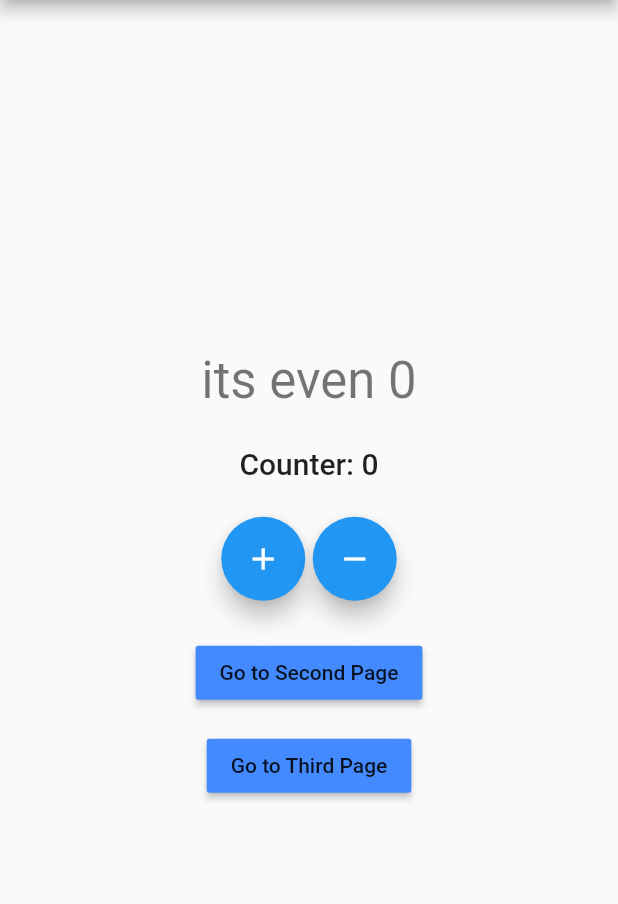
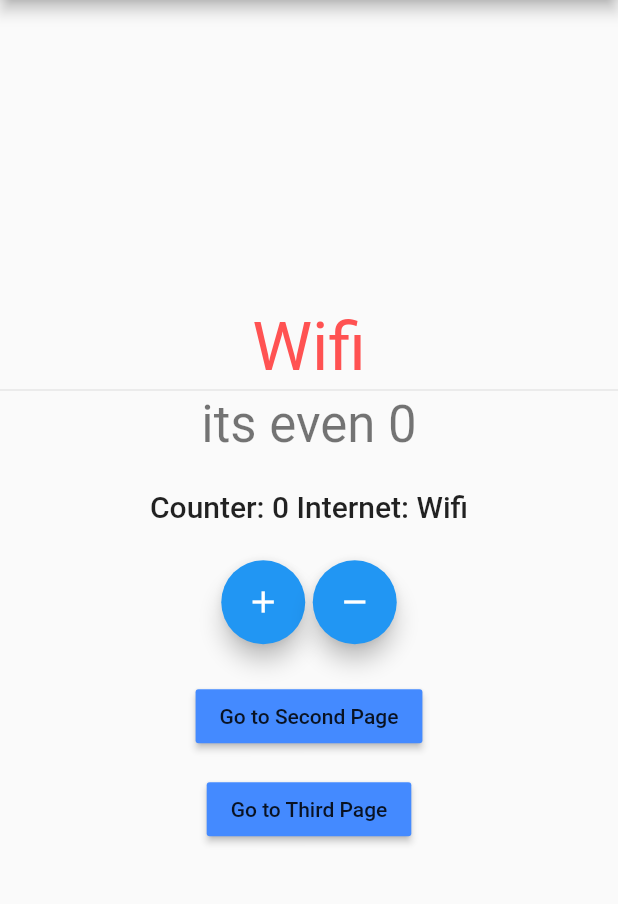
Before and after one commit to Shahrin04/Counter_App_Bloc, a Flutter app: the screen it shows after launch, on a phone screen of 412 x 824 dp, the part 84-988 px from its top. Run offline on Flutter 3.47's test engine with Material 2 defaults, Android fonts, the phone set to English and light mode, and no system bars; our stand-ins replace bloc, connectivity_plus, equatable, flutter_bloc, hydrated_bloc.

```diff
--- a/lib/Logic/cubit/internet_state.dart
+++ b/lib/Logic/cubit/internet_state.dart
@@ -10,6 +10,8 @@ class InternetConnected extends InternetState {
 
   InternetConnected({@required this.connectionType});
 
+  @override
+  String toString() => 'InternetConnected(connectionType: $connectionType)';
 }
 
 class InternetDisconnected extends InternetState {}
--- a/lib/Logic/cubit/settings_state.dart
+++ b/lib/Logic/cubit/settings_state.dart
@@ -25,7 +25,8 @@ class SettingsState extends Equatable {
 
   String toJson() => jsonEncode(toMap());
 
-  factory SettingsState.fromJson(String source) => SettingsState.fromMap(jsonDecode(source));
+  factory SettingsState.fromJson(String source) =>
+      SettingsState.fromMap(jsonDecode(source));
 
   factory SettingsState.fromMap(Map<String, dynamic> map) {
     return SettingsState(
@@ -33,4 +34,8 @@ class SettingsState extends Equatable {
       emailNotification: map['emailNotification'] as bool,
     );
   }
+
+  @override
+  String toString() =>
+      'SettingsState(appNotification: $appNotification, emailNotification: $emailNotification)';
 }
--- a/lib/Presentation/Screen/home_screen.dart
+++ b/lib/Presentation/Screen/home_screen.dart
@@ -3,6 +3,7 @@ import 'package:bloc_tut/Logic/cubit/counter_cubit.dart';
 import 'package:bloc_tut/Logic/cubit/internet_cubit.dart';
 import 'package:bloc_tut/Presentation/Screen/second_page.dart';
 import 'package:bloc_tut/Presentation/Screen/third_page.dart';
+import 'package:connectivity_plus/connectivity_plus.dart';
 import 'package:flutter/material.dart';
 import 'package:flutter_bloc/flutter_bloc.dart';
 
@@ -19,17 +20,62 @@ class HomeScreen extends StatefulWidget {
 class _HomeScreenState extends State<HomeScreen> {
   @override
   Widget build(BuildContext context) {
-    return Scaffold(
+    return BlocListener<InternetCubit, InternetState>(
+      listener: (context, state) {
+        if(state is InternetConnected && state.connectionType == ConnectionType.wifi){
+          BlocProvider.of<CounterCubit>(context).increment();
+        }else if(state is InternetConnected && state.connectionType == ConnectionType.mobile){
+          BlocProvider.of<CounterCubit>(context).decrement();
+        }
+      },
+      child: Scaffold(
         appBar: AppBar(
           title: Text(widget.title),
           actions: [
-          IconButton(icon: Icon(Icons.settings), onPressed: () => Navigator.pushNamed(context, '/settings')),
+            IconButton(
+                icon: Icon(Icons.settings),
+                onPressed: () => Navigator.pushNamed(context, '/settings')),
           ],
         ),
         body: Center(
           child: Column(
             mainAxisAlignment: MainAxisAlignment.center,
             children: <Widget>[
+              BlocBuilder<InternetCubit, InternetState>(
+                  builder: (context, state) {
+                if (state is InternetConnected &&
+                    state.connectionType == ConnectionType.wifi) {
+                  return Text(
+                    'Wifi',
+                    style: Theme.of(context)
+                        .textTheme
+                        .headline3
+                        .copyWith(color: Colors.redAccent),
+                  );
+                } else if (state is InternetConnected &&
+                    state.connectionType == ConnectionType.mobile) {
+                  return Text(
+                    'Mobile',
+                    style: Theme.of(context)
+                        .textTheme
+                        .headline3
+                        .copyWith(color: Colors.red),
+                  );
+                } else if (state is InternetDisconnected) {
+                  return Text(
+                    'Disconnected',
+                    style: Theme.of(context)
+                        .textTheme
+                        .headline3
+                        .copyWith(color: Colors.grey),
+                  );
+                }
+
+                return CircularProgressIndicator();
+              }),
+              Divider(
+                height: 5,
+              ),
               BlocConsumer<CounterCubit, CounterState>(
                 listener: (context, state) {
                   if (state.wasIncremented == true) {
@@ -72,12 +118,31 @@ class _HomeScreenState extends State<HomeScreen> {
               ),
               Builder(
                 builder: (context) {
-                final counterValue = context
-                    .select((CounterCubit cubit) => cubit.state.counterValue);
+                  final counterState = context.watch<CounterCubit>().state;
+                  final internetState = context.watch<InternetCubit>().state;
+
+                  if (internetState is InternetConnected &&
+                      internetState.connectionType == ConnectionType.wifi) {
                     return Text(
-                  'Counter: ${counterValue.toString()}',
+                      'Counter: ${counterState.counterValue.toString()}' + ' Internet: Wifi',
                       style: Theme.of(context).textTheme.headline6,
                     );
+                  } else if (internetState is InternetConnected &&
+                      internetState.connectionType == ConnectionType.mobile) {
+                    return Text(
+                      'Counter: ${counterState.counterValue.toString()}' +
+                          ' Internet: Mobile',
+                      style: Theme.of(context).textTheme.headline6,
+                    );
+                  } else if (internetState is InternetDisconnected) {
+                    return Text(
+                      'Counter: ${counterState.counterValue.toString()}' +
+                          ' Internet: Disconnected',
+                      style: Theme.of(context).textTheme.headline6,
+                    );
+                  }
+
+                  return Container();
                 },
               ),
               SizedBox(
@@ -88,6 +153,7 @@ class _HomeScreenState extends State<HomeScreen> {
                 mainAxisSize: MainAxisSize.min,
                 children: [
                   FloatingActionButton(
+                    heroTag: Text('${widget.title}'),
                     onPressed: () {
                       BlocProvider.of<CounterCubit>(context).increment();
                     },
@@ -98,6 +164,7 @@ class _HomeScreenState extends State<HomeScreen> {
                     width: 5,
                   ),
                   FloatingActionButton(
+                    heroTag: Text('${widget.title} 2nd'),
                     onPressed: () {
                       BlocProvider.of<CounterCubit>(context).decrement();
                     },
@@ -129,6 +196,7 @@ class _HomeScreenState extends State<HomeScreen> {
             ],
           ),
         ), // This trailing comma makes auto-formatting nicer for build methods.
+      ),
     );
   }
 }
--- a/lib/Presentation/Screen/second_page.dart
+++ b/lib/Presentation/Screen/second_page.dart
@@ -72,6 +72,7 @@ class _SecondPageState extends State<SecondPage> {
               mainAxisSize: MainAxisSize.min,
               children: [
                 FloatingActionButton(
+                  heroTag: Text('${widget.title}'),
                   onPressed: () {
                     BlocProvider.of<CounterCubit>(context).increment();
                   },
@@ -82,6 +83,7 @@ class _SecondPageState extends State<SecondPage> {
                   width: 5,
                 ),
                 FloatingActionButton(
+                  heroTag: Text('${widget.title} 2nd'),
                   onPressed: () {
                     BlocProvider.of<CounterCubit>(context).decrement();
                   },
--- a/lib/Presentation/Screen/third_page.dart
+++ b/lib/Presentation/Screen/third_page.dart
@@ -71,6 +71,7 @@ class _ThirdPageState extends State<ThirdPage> {
               mainAxisSize: MainAxisSize.min,
               children: [
                 FloatingActionButton(
+                  heroTag: Text('${widget.title}'),
                   onPressed: () {
                     BlocProvider.of<CounterCubit>(context).increment();
                   },
@@ -81,6 +82,7 @@ class _ThirdPageState extends State<ThirdPage> {
                   width: 5,
                 ),
                 FloatingActionButton(
+                  heroTag: Text('${widget.title} 2nd'),
                   onPressed: () {
                     BlocProvider.of<CounterCubit>(context).decrement();
                   },
--- a/lib/main.dart
+++ b/lib/main.dart
@@ -1,6 +1,7 @@
 import 'package:bloc_tut/Logic/cubit/counter_cubit.dart';
 import 'package:bloc_tut/Logic/cubit/internet_cubit.dart';
 import 'package:bloc_tut/Logic/cubit/settings_cubit.dart';
+import 'package:bloc_tut/Logic/utility/app_bloc_observer.dart';
 import 'package:bloc_tut/Presentation/Route/app_route.dart';
 import 'package:bloc_tut/Presentation/Screen/home_screen.dart';
 import 'package:bloc_tut/Presentation/Screen/second_page.dart';
@@ -14,6 +15,9 @@ import 'package:path_provider/path_provider.dart';
 void main() async {
   WidgetsFlutterBinding.ensureInitialized();
   HydratedBloc.storage = await HydratedStorage.build(storageDirectory: await getApplicationDocumentsDirectory());
+
+  Bloc.observer = AppBlocObserver();
+
   runApp(MyApp(
     appRoute: AppRoute(),
     connectivity: Connectivity(),
```
Also changed, not shown: lib/Logic/cubit/counter_cubit.dart (+1 -12 lines), lib/Logic/utility/app_bloc_observer.dart (added, +36 -0 lines). Lines whose indentation alone changed are shown as unchanged.
